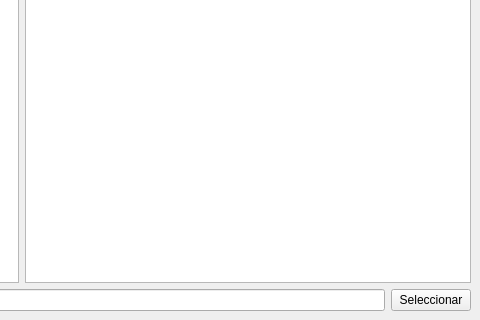
Old version of the form index.ui in the repository Liixxn/ETEN; both pictures show x 636 to 1116 and y 434 to 754 of the 1116 by 754 pixel window.
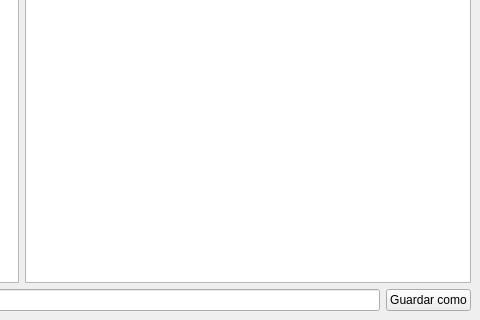
New version of the form. Icons and pictures are not drawn.

Commit message: Clasificacion ahora tiene object name en los botones

The edit to the form file:
```diff
--- a/index.ui
+++ b/index.ui
@@ -814,7 +814,7 @@
           <item>
            <widget class="QPushButton" name="pushButton_4">
             <property name="text">
-             <string>Seleccionar</string>
+             <string>Guardar como</string>
             </property>
            </widget>
           </item>
```
Left out of the diff: 10 changed lines with no effect on the pictures. The commit also changes 1 other file.
